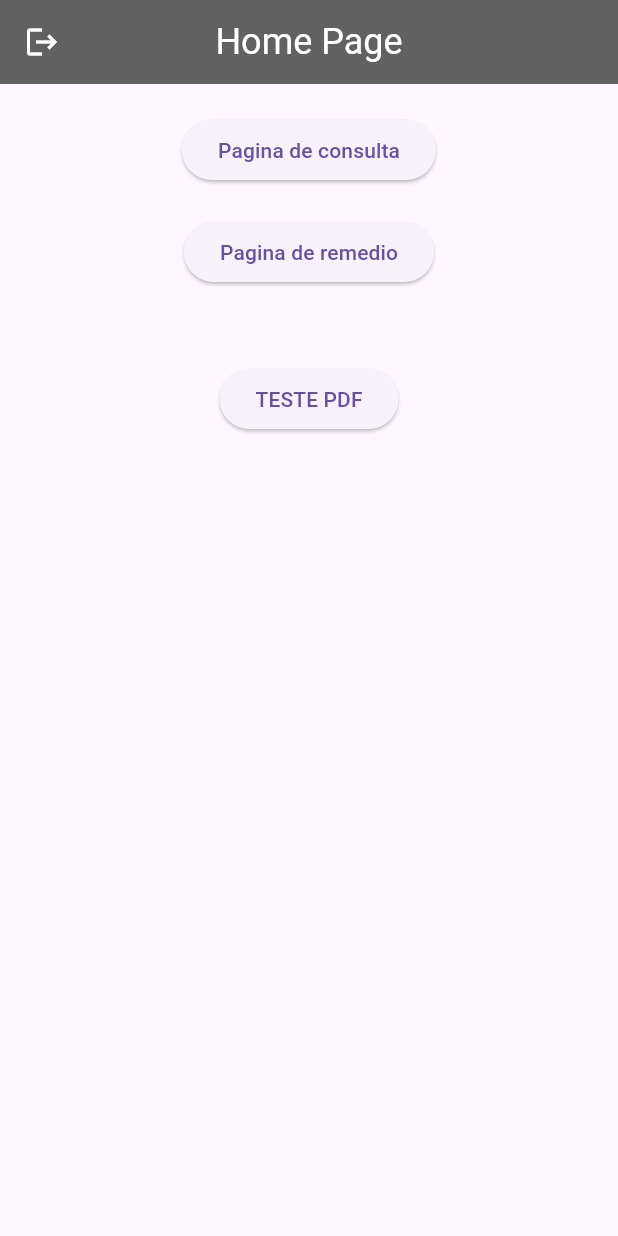
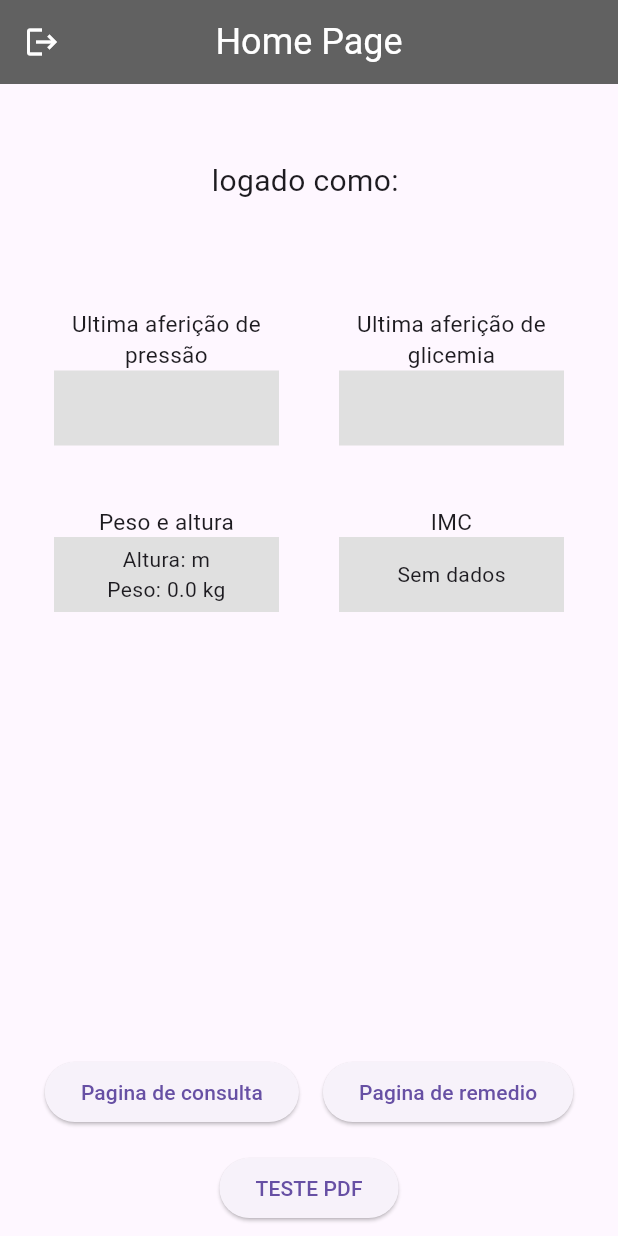
Before and after one commit to pgmaximo/S3_ProjetoIntegrador_SuaSaudeApp, a Flutter app: the screen it shows once a user with an empty profile is signed in, on a phone screen of 412 x 824 dp. Run offline on Flutter 3.47's test engine with Material 3 defaults, Android fonts, the phone set to English and light mode, and no system bars; our stand-ins replace cloud_firestore, firebase_auth, firebase_core, google_sign_in, hive, hive_flutter and 1 more; missing offline and left inert: syncfusion_flutter_pdf; accounts and stored records are empty.

Commit message:
home page com dados no firebase

```diff
--- /dev/null
+++ b/lib/components/box_info_home.dart
@@ -0,0 +1,270 @@
+import 'package:firebase_auth/firebase_auth.dart';
+import 'package:flutter/material.dart';
+import 'package:teste_firebase/services/usuario_service.dart';
+
+class BoxInfo extends StatefulWidget {
+  final String textoTitulo;
+  final String documentId;
+  final String campo;
+
+  const BoxInfo({
+    super.key,
+    required this.textoTitulo,
+    required this.documentId,
+    required this.campo,
+  });
+
+  @override
+  State<BoxInfo> createState() => _BoxInfoState();
+}
+
+class _BoxInfoState extends State<BoxInfo> {
+  Future<void> _showInputDialog(String campo) async {
+    TextEditingController pesoController = TextEditingController();
+    TextEditingController alturaController = TextEditingController();
+    TextEditingController controller = TextEditingController();
+
+    await showDialog(
+      context: context,
+      builder: (context) {
+        switch (campo) {
+          case 'altura':
+            return AlertDialog(
+              title: const Text('Inserir Peso e Altura'),
+              content: Column(
+                mainAxisSize: MainAxisSize.min,
+                children: [
+                  TextField(
+                    controller: pesoController,
+                    keyboardType: TextInputType.number,
+                    decoration: const InputDecoration(
+                      hintText: "Digite seu peso em kg",
+                    ),
+                  ),
+                  const SizedBox(height: 8),
+                  TextField(
+                    controller: alturaController,
+                    keyboardType: TextInputType.number,
+                    decoration: const InputDecoration(
+                      hintText: "Digite sua altura em metros",
+                    ),
+                  ),
+                ],
+              ),
+              actions: [
+                TextButton(
+                  onPressed: () async {
+                    double? peso = double.tryParse(pesoController.text);
+                    String altura = alturaController.text;
+
+                    if (peso != null) {
+                      await usuarioService.setPesoAltura(altura, peso);
+                      Navigator.of(context).pop();
+                    } else {
+                      ScaffoldMessenger.of(context).showSnackBar(
+                        const SnackBar(
+                            content: Text(
+                                'Por favor, insira valores válidos para peso e altura.')),
+                      );
+                    }
+                  },
+                  child: Text('Salvar'),
+                ),
+                TextButton(
+                  onPressed: () {
+                    Navigator.of(context).pop();
+                  },
+                  child: Text('Cancelar'),
+                ),
+              ],
+            );
+
+          case 'pressao':
+            return AlertDialog(
+              title: const Text('Inserir pressao'),
+              content: TextField(
+                controller: controller,
+                keyboardType: TextInputType.number,
+                decoration: const InputDecoration(
+                    hintText: "Digite sua pressao (por exemplo, 12/8)"),
+              ),
+              actions: [
+                TextButton(
+                  onPressed: () async {
+                    String pressao = controller.text;
+                    await usuarioService.setPressao(pressao);
+                    Navigator.of(context).pop();
+                  },
+                  child: Text('Salvar'),
+                ),
+                TextButton(
+                  onPressed: () {
+                    Navigator.of(context).pop();
+                  },
+                  child: Text('Cancelar'),
+                ),
+              ],
+            );
+
+          case 'glicemia':
+            return AlertDialog(
+              title: const Text('Inserir glicemia'),
+              content: TextField(
+                controller: controller,
+                keyboardType: TextInputType.number,
+                decoration:
+                    const InputDecoration(hintText: "Digite sua glicemia"),
+              ),
+              actions: [
+                TextButton(
+                  onPressed: () async {
+                    String glicemia = controller.text;
+                    await usuarioService.setGlicemia(glicemia);
+                    Navigator.of(context).pop();
+                  },
+                  child: Text('Salvar'),
+                ),
+                TextButton(
+                  onPressed: () {
+                    Navigator.of(context).pop();
+                  },
+                  child: Text('Cancelar'),
+                ),
+              ],
+            );
+          default:
+            return AlertDialog(
+              title: Text('IMC'),
+              content: Text('Defina o campo IMC preenchendo altura e peso'),
+              actions: [
+                TextButton(
+                  onPressed: () {
+                    Navigator.of(context).pop();
+                  },
+                  child: Text('OK'),
+                ),
+              ],
+            );
+        }
+      },
+    );
+  }
+
+  final UsuarioService usuarioService = UsuarioService();
+
+  Stream<String> _getCampoStream(String documentId, String campo) {
+    switch (campo) {
+      case 'pressao':
+        return usuarioService.getPressao(documentId);
+      case 'glicemia':
+        return usuarioService.getGlicemia(documentId);
+      case 'altura':
+        return usuarioService.getPesoAltura(documentId);
+      // return usuarioService.getAltura(documentId);
+      case 'IMC':
+        return usuarioService.getIMC(documentId);
+      default:
+        throw ArgumentError('Campo desconhecido: $campo');
+    }
+  }
+
+  @override
+  Widget build(BuildContext context) {
+    return Padding(
+        padding: const EdgeInsets.all(20),
+        child: GestureDetector(
+            //ontap vai redirecionar pra uma pagina para adicionar a pressão que tem o historico de aferiçoes
+            onTap: () => _showInputDialog(widget.campo),
+            child: SizedBox(
+              child: Column(
+                mainAxisAlignment: MainAxisAlignment.center,
+                children: [
+                  SizedBox(
+                    width: 150,
+                    child: Text(
+                      // texto que sera exibido acima da caixa com a informação
+                      widget.textoTitulo,
+                      style: const TextStyle(fontSize: 15),
+                      textAlign: TextAlign.center,
+                    ),
+                  ),
+                  SizedBox(
+                    height: 50,
+                    width: 150,
+                    child: DecoratedBox(
+                      decoration: BoxDecoration(
+                        color: Colors.grey[300],
+                      ),
+                      child: Center(
+                        child: StreamBuilder<String>(
+                          stream:
+                              _getCampoStream(widget.documentId, widget.campo),
+                          builder: (context, snapshot) {
+                            if (snapshot.connectionState ==
+                                ConnectionState.waiting) {
+                              return const CircularProgressIndicator();
+                            } else if (snapshot.hasError) {
+                              return const Text('Sem dados');
+                            } else if (snapshot.hasData) {
+                              return Text(
+                                snapshot.data ?? 'Sem dados',
+                                textAlign: TextAlign.center,
+                              );
+                            } else {
+                              return const Text('Sem dados');
+                            }
+                          },
+                        ),
+                      ),
+                    ),
+                  )
+                ],
+              ),
+            )));
+
+    // return SizedBox(
+    //   child: Column(
+    //     mainAxisAlignment: MainAxisAlignment.center,
+    //     children: [
+    //       SizedBox(
+    //         width: 150,
+    //         child: Text(
+    //           // texto que sera exibido acima da caixa com a informação
+    //           widget.textoTitulo,
+    //           style: const TextStyle(fontSize: 15),
+    //           textAlign: TextAlign.center,
+    //         ),
+    //       ),
+    //       SizedBox(
+    //         height: 50,
+    //         width: 150,
+    //         child: DecoratedBox(
+    //           decoration: BoxDecoration(
+    //             color: Colors.grey[300],
+    //           ),
+    //           child: Center(
+    //             child: StreamBuilder<String>(
+    //               stream: _getCampoStream(widget.documentId, widget.campo),
+    //               builder: (context, snapshot) {
+    //                 if (snapshot.connectionState == ConnectionState.waiting) {
+    //                   return const CircularProgressIndicator();
+    //                 } else if (snapshot.hasError) {
+    //                   return Text('Erro: ${snapshot.error}');
+    //                 } else if (snapshot.hasData) {
+    //                   return Text(
+    //                     snapshot.data ?? 'Sem dados',
+    //                     textAlign: TextAlign.center,
+    //                   );
+    //                 } else {
+    //                   return const Text('Sem dados');
+    //                 }
+    //               },
+    //             ),
+    //           ),
+    //         ),
+    //       )
+    //     ],
+    //   ),
+    // );
+  }
+}
--- a/lib/pages/home_page.dart
+++ b/lib/pages/home_page.dart
@@ -1,11 +1,79 @@
 import 'package:flutter/material.dart';
 import 'package:firebase_auth/firebase_auth.dart';
 import 'package:teste_firebase/components/appbar_widget.dart';
+import 'package:teste_firebase/components/box_info_home.dart';
+import 'package:teste_firebase/services/usuario_service.dart';
 
-class HomePage extends StatelessWidget {
+class HomePage extends StatefulWidget {
   HomePage({super.key});
 
+  @override
+  State<HomePage> createState() => _HomePageState();
+}
+
+class _HomePageState extends State<HomePage> {
+  final UsuarioService usuarioService = UsuarioService();
   final user = FirebaseAuth.instance.currentUser!;
+
+  Future<void> _showPesoAlturaInputDialog() async {
+    TextEditingController pesoController = TextEditingController();
+    TextEditingController alturaController = TextEditingController();
+
+    await showDialog(
+      context: context,
+      builder: (context) {
+        return AlertDialog(
+          title: const Text('Inserir Peso e Altura'),
+          content: Column(
+            mainAxisSize: MainAxisSize.min,
+            children: [
+              TextField(
+                controller: pesoController,
+                keyboardType: TextInputType.number,
+                decoration: const InputDecoration(
+                  hintText: "Digite seu peso em kg",
+                ),
+              ),
+              const SizedBox(height: 8),
+              TextField(
+                controller: alturaController,
+                keyboardType: TextInputType.number,
+                decoration: const InputDecoration(
+                  hintText: "Digite sua altura em metros",
+                ),
+              ),
+            ],
+          ),
+          actions: [
+            TextButton(
+              onPressed: () async {
+                double? peso = double.tryParse(pesoController.text);
+                String altura = alturaController.text;
+
+                if (peso != null) {
+                  await usuarioService.setPesoAltura(altura, peso);
+                  Navigator.of(context).pop();
+                } else {
+                  ScaffoldMessenger.of(context).showSnackBar(
+                    const SnackBar(
+                        content: Text(
+                            'Por favor, insira valores válidos para peso e altura.')),
+                  );
+                }
+              },
+              child: Text('Salvar'),
+            ),
+            TextButton(
+              onPressed: () {
+                Navigator.of(context).pop();
+              },
+              child: Text('Cancelar'),
+            ),
+          ],
+        );
+      },
+    );
+  }
 
   @override
   Widget build(BuildContext context) {
@@ -17,32 +85,111 @@ class HomePage extends StatelessWidget {
         ),
         body: Center(
           child: Column(
+            mainAxisAlignment: MainAxisAlignment.center,
+            crossAxisAlignment: CrossAxisAlignment.center,
             children: [
-              // Text(
-              //   "logado como: ${user.email!}",
-              //   style: const TextStyle(fontSize: 20),
-              // ),
-              const SizedBox(height: 20),
-              // TESTE DE PAGINGA! FAVOR APAGAR QUANDO FOR FAZER A HOMEPAGE
-              ElevatedButton(
+              const SizedBox(
+                height: 50,
+              ),
+
+              //Text sera substituido por um texto que mostre o nome nao email
+              Text(
+                "logado como: ${user.email!}",
+                style: const TextStyle(fontSize: 20),
+              ),
+
+              const SizedBox(height: 50),
+
+              // row com 2 colunas para exibir as 4 informaçoes (pressao glicemia peso imc)
+              Row(
+                mainAxisAlignment: MainAxisAlignment.center,
+                children: [
+                  Column(
+                      mainAxisAlignment: MainAxisAlignment.center,
+                      children: [
+                        // quadrado pressao
+                        BoxInfo(
+                          textoTitulo: "Ultima aferição de pressão",
+                          documentId: user.email!,
+                          campo: 'pressao',
+                        ),
+
+                        // quadrado Peso e altura
+                        BoxInfo(
+                          textoTitulo: "Peso e altura",
+                          documentId: user.email!,
+                          campo: "altura",
+                        ),
+                      ]),
+
+                  // coluna para exibir glicemia e IMC
+                  Column(
+                      mainAxisAlignment: MainAxisAlignment.center,
+                      children: [
+                        // quadrado glicemia
+                        BoxInfo(
+                            textoTitulo: "Ultima aferição de glicemia",
+                            documentId: user.email!,
+                            campo: "glicemia"),
+
+                        // quadrado IMC
+                        BoxInfo(
+                            textoTitulo: "IMC",
+                            documentId: user.email!,
+                            campo: "IMC"),
+                      ]),
+                ],
+              ),
+
+              const SizedBox(
+                height: 20,
+              ),
+
+              const SizedBox(
+                height: 20,
+              ),
+
+              Expanded(
+                child: Column(
+                  mainAxisAlignment: MainAxisAlignment.end,
+                  children: [
+                    Wrap(
+                      alignment: WrapAlignment.center,
+                      children: [
+                        Padding(
+                          padding: const EdgeInsets.all(8.0),
+                          child: ElevatedButton(
                               onPressed: () {
-                    Navigator.pushNamed(context, '/specialty_consulta');
+                                Navigator.pushNamed(
+                                    context, '/specialty_consulta');
                               },
                               child: const Text('Pagina de consulta')),
+                        ),
                         const SizedBox(height: 20),
-              ElevatedButton(
+                        Padding(
+                          padding: const EdgeInsets.all(8.0),
+                          child: ElevatedButton(
                               onPressed: () {
                                 Navigator.pushNamed(context, '/remedios_page');
                               },
                               child: const Text('Pagina de remedio')),
+                        ),
                         const SizedBox(
                           height: 50,
                         ),
-              ElevatedButton(
+                        Padding(
+                          padding: const EdgeInsets.all(8.0),
+                          child: ElevatedButton(
                               onPressed: () {
                                 Navigator.pushNamed(context, '/lerpdf_page');
                               },
                               child: const Text('TESTE PDF')),
+                        ),
+                      ],
+                    ),
+                  ],
+                ),
+              ),
             ],
           ),
         ));
--- /dev/null
+++ b/lib/services/usuario_service.dart
@@ -0,0 +1,143 @@
+import 'package:cloud_firestore/cloud_firestore.dart';
+import 'package:firebase_auth/firebase_auth.dart';
+import 'package:flutter/material.dart';
+import 'package:rxdart/rxdart.dart';
+
+class UsuarioService {
+  final FirebaseFirestore _db = FirebaseFirestore.instance;
+
+  // Future<void> createUsuario(String pressao, String glicemia, String altura, double peso) async {
+  //   final user = FirebaseAuth.instance.currentUser!;
+  //   // final String email = user.email!;
+  //   await _db.collection('Usuarios').doc(user.email).set({
+  //     'pressao': pressao,
+  //     'glicemia': glicemia,
+  //     'altura': altura,
+  //     'peso': peso
+  //   });
+  // }
+
+  Future<void> setPressao(String pressao) async {
+    final user = FirebaseAuth.instance.currentUser!;
+    await _db
+        .collection('Usuarios')
+        .doc(user.email)
+        .set({'pressao': pressao}, SetOptions(merge: true));
+  }
+
+  Future<void> setGlicemia(String glicemia) async {
+    final user = FirebaseAuth.instance.currentUser!;
+    await _db
+        .collection('Usuarios')
+        .doc(user.email)
+        .set({'glicemia': glicemia}, SetOptions(merge: true));
+  }
+
+  Future<void> setAltura(String altura) async {
+    final user = FirebaseAuth.instance.currentUser!;
+    await _db
+        .collection('Usuarios')
+        .doc(user.email)
+        .set({'altura': altura}, SetOptions(merge: true));
+  }
+
+  Future<void> setPesoAltura(String altura, double peso) async {
+    final user = FirebaseAuth.instance.currentUser!;
+    await _db.collection('Usuarios').doc(user.email).set({
+      'altura': altura,
+      'peso': peso,
+    }, SetOptions(merge: true));
+  }
+
+  Future<void> setPeso(double peso) async {
+    final user = FirebaseAuth.instance.currentUser!;
+    await _db
+        .collection('Usuarios')
+        .doc(user.email)
+        .set({'peso': peso}, SetOptions(merge: true));
+  }
+
+  Stream<String> getPressao(String documentID) {
+    return _db
+        .collection('Usuarios')
+        .doc(documentID)
+        .snapshots()
+        .map((snapshot) => snapshot.data()?['pressao'] as String);
+  }
+
+  Stream<String> getGlicemia(String documentId) {
+    return _db
+        .collection('Usuarios')
+        .doc(documentId)
+        .snapshots()
+        .map((snapshot) => snapshot.data()?['glicemia'] as String);
+  }
+
+  Stream<String> getAltura(String documentId) {
+    return _db
+        .collection('Usuarios')
+        .doc(documentId)
+        .snapshots()
+        .map((snapshot) => '${snapshot.data()?['altura'] as String}m');
+  }
+
+  Stream<String> getPeso(String documentId) {
+    return _db
+        .collection('Usuarios')
+        .doc(documentId)
+        .snapshots()
+        .map((snapshot) => '${snapshot.data()?['peso'] as double} kg');
+  }
+
+  Stream<String> getPesoAltura(String documentId) {
+    return Rx.combineLatest2(
+      getAltura(documentId),
+      getPeso(documentId),
+      (String altura, String peso) {
+        return 'Altura: $altura\nPeso: $peso';
+      },
+    );
+  }
+
+  Stream<String> getIMC(String documentId) {
+    Stream<double> alturaStream = getAltura(documentId).map((alturaString) {
+      alturaString = alturaString.replaceAll('m', '');
+      double? altura = double.tryParse(alturaString);
+      if (altura == null || altura <= 0) {
+        throw Exception('Altura inválida');
+      }
+      return altura;
+    });
+
+    Stream<double> pesoStream = getPeso(documentId).map((pesoString) {
+      pesoString = pesoString.replaceAll('kg', '');
+      double? peso = double.tryParse(pesoString);
+      if (peso == null || peso <= 0) {
+        throw Exception('Altura inválida');
+      }
+      return peso;
+    });
+
+    return Rx.combineLatest2(alturaStream, pesoStream,
+        (double altura, double peso) {
+      double imc = peso / (altura * altura);
+      String classificacao;
+
+      if (imc < 18.5) {
+        classificacao = 'Abaixo do peso';
+      } else if (imc >= 18.5 && imc < 24.9) {
+        classificacao = 'Peso normal';
+      } else if (imc >= 25 && imc < 29.9) {
+        classificacao = 'Sobrepeso';
+      } else if (imc >= 30 && imc < 34.9) {
+        classificacao = 'Obesidade Grau 1';
+      } else if (imc >= 35 && imc < 39.9) {
+        classificacao = 'Obesidade Grau 2';
+      } else {
+        classificacao = 'Obesidade Grau 3';
+      }
+
+      return '${imc.toStringAsFixed(2)} - $classificacao';
+    });
+  }
+}
--- a/pubspec.yaml
+++ b/pubspec.yaml
@@ -24,6 +24,7 @@ dependencies:
   pdf: ^3.10.8
   syncfusion_flutter_pdf: ^25.2.3
   intl: ^0.19.0
+  rxdart: ^0.27.3
 
 dev_dependencies:
   flutter_driver:
```
Also changed, not shown: pubspec.lock. Lines whose indentation alone changed are shown as unchanged.
